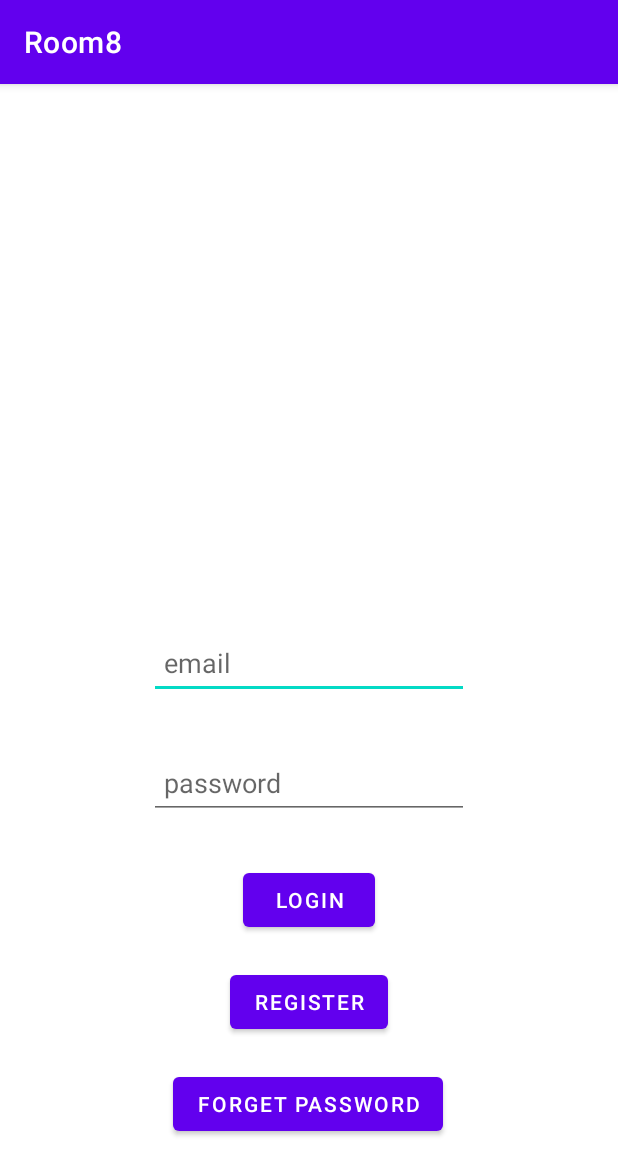
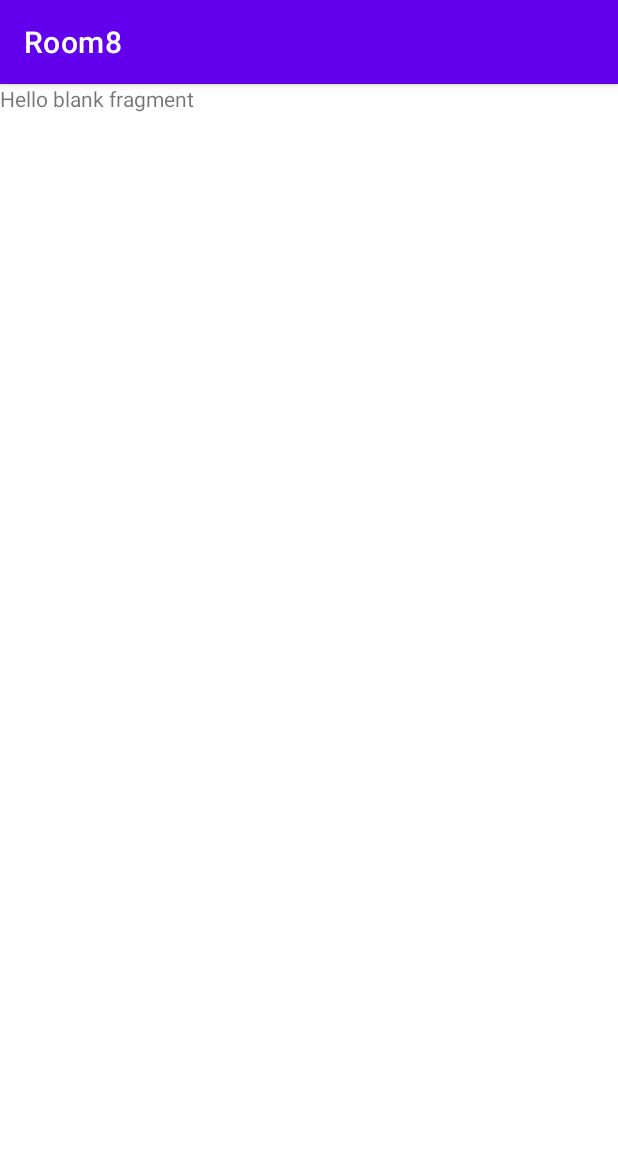
Before and after one commit to ShayGali/Room8s, an Android app: the screen it shows after launch (MainActivity), on a phone screen of 412 x 824 dp. Shown: the top 1175 px of the screen. Run offline under Robolectric (Android 15) with nearby library versions, the phone set to English and light mode, and no system bars.

Commit message:
change entry point to fragment_home_page.xml

```diff
--- a/front/code/app/src/main/res/navigation/navigation.xml
+++ b/front/code/app/src/main/res/navigation/navigation.xml
@@ -3,7 +3,7 @@
     xmlns:app="http://schemas.android.com/apk/res-auto"
     xmlns:tools="http://schemas.android.com/tools"
     android:id="@+id/open_app_nav"
-    app:startDestination="@id/loginFragment">
+    app:startDestination="@id/homePageFragment">
 
     <fragment
         android:id="@+id/loginFragment"
```
